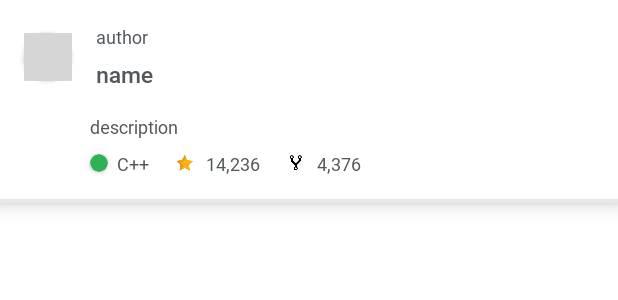
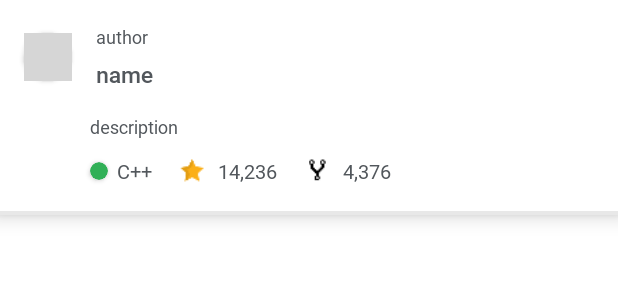
Before and after one commit to SeifEldinMohamed/Banque-Misr-Task, an Android app: the layout item_trending_row.xml on its own in the app's theme, with its tools: preview values and no code run, on a phone screen of 412 x 824 dp. Shown: the top 300 px of the screen. Run offline under Robolectric (Android 15) with nearby library versions, the phone set to English and light mode, and no system bars; grey boxes are pictures that could not be loaded.

Commit message:
Adjust itemTrendingRow Layout Design

```diff
--- a/app/src/main/res/layout/item_trending_row.xml
+++ b/app/src/main/res/layout/item_trending_row.xml
@@ -97,7 +97,7 @@
             android:id="@+id/cv_bullet"
             android:layout_width="12dp"
             android:layout_height="12dp"
-            android:layout_marginTop="8dp"
+            android:layout_marginTop="10dp"
             android:layout_marginBottom="16dp"
             android:backgroundTint="@color/green"
             app:cardCornerRadius="12dp"
@@ -113,17 +113,17 @@
             android:fontFamily="@font/ping_fang_sc_regular"
             android:text="@string/language"
             android:textColor="@color/mediumGray"
-            android:textSize="12sp"
+            android:textSize="13sp"
             app:layout_constraintBottom_toBottomOf="@+id/cv_bullet"
             app:layout_constraintStart_toEndOf="@+id/cv_bullet"
             app:layout_constraintTop_toTopOf="@+id/cv_bullet" />
 
         <ImageView
             android:id="@+id/iv_star"
-            android:layout_width="wrap_content"
-            android:layout_height="wrap_content"
+            android:layout_width="22dp"
+            android:layout_height="22dp"
             android:layout_marginStart="16dp"
-            android:layout_marginTop="8dp"
+            android:layout_marginTop="10dp"
             android:layout_marginBottom="16dp"
             android:contentDescription="@string/star_image_description"
             app:layout_constraintBottom_toBottomOf="parent"
@@ -140,17 +140,17 @@
             android:fontFamily="@font/roboto_regular"
             android:text="@string/_14_236"
             android:textColor="@color/mediumGray"
-            android:textSize="12sp"
+            android:textSize="13sp"
             app:layout_constraintBottom_toBottomOf="@+id/iv_star"
             app:layout_constraintStart_toEndOf="@+id/iv_star"
             app:layout_constraintTop_toTopOf="@+id/iv_star" />
 
         <ImageView
             android:id="@+id/iv_fork"
-            android:layout_width="wrap_content"
-            android:layout_height="wrap_content"
+            android:layout_width="22dp"
+            android:layout_height="22dp"
             android:layout_marginStart="16dp"
-            android:layout_marginTop="8dp"
+            android:layout_marginTop="10dp"
             android:layout_marginBottom="16dp"
             android:contentDescription="@string/fork_image_description"
             app:layout_constraintBottom_toBottomOf="parent"
@@ -166,7 +166,7 @@
             android:fontFamily="@font/roboto_regular"
             android:text="@string/_4_376"
             android:textColor="@color/mediumGray"
-            android:textSize="12sp"
+            android:textSize="13sp"
             app:layout_constraintBottom_toBottomOf="@+id/iv_fork"
             app:layout_constraintStart_toEndOf="@+id/iv_fork"
             app:layout_constraintTop_toTopOf="@+id/iv_fork" />
```
